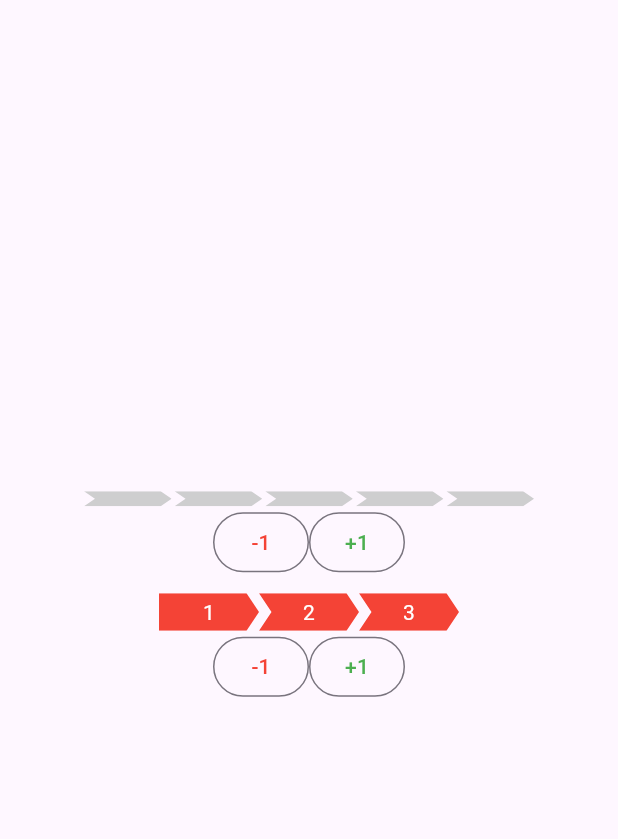
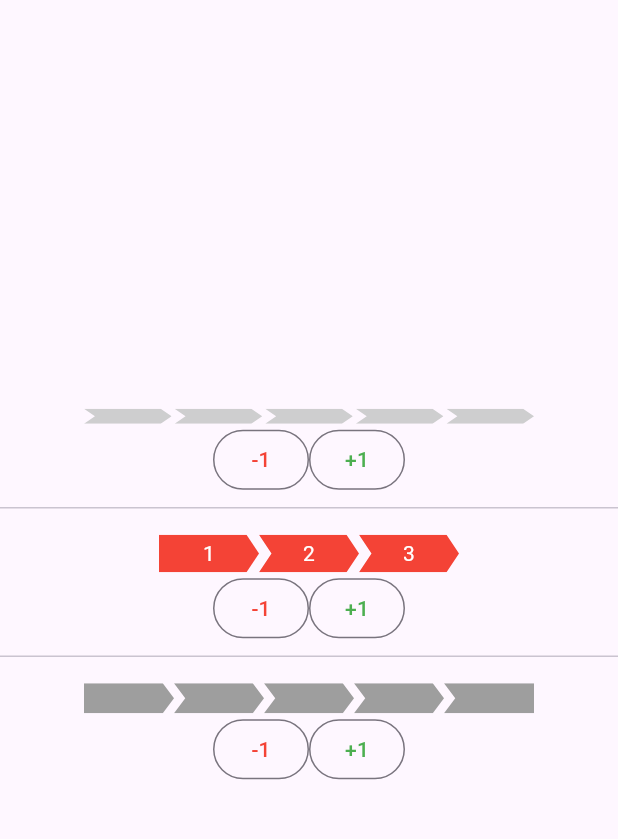
Before and after one commit to Midhun-MP/progress_stepper, a Flutter app: the screen it shows after launch, on a phone screen of 412 x 824 dp, the part 63-902 px from its top. Run offline on Flutter 3.47's test engine with Material 3 defaults, Android fonts, the phone set to English and light mode, and no system bars.

Commit message:
Updated the example project

```diff
--- a/example/lib/blunt_stepper_demo.dart
+++ b/example/lib/blunt_stepper_demo.dart
@@ -34,7 +34,13 @@ class _BluntStepperDemoWidgetState extends State<BluntStepperDemoWidget> {
       children: [
         ProgressStepper(
           width: 300,
+          height: 20,
+          padding: 0,
           currentStep: _bluntStepperCounter,
+          bluntHead: true,
+          bluntTail: true,
+          color: Colors.grey,
+          progressColor: Colors.deepPurple,
           onClick: (int index) {
             setState(() {
               _bluntStepperCounter = index;
--- a/example/lib/main.dart
+++ b/example/lib/main.dart
@@ -2,6 +2,7 @@ import 'package:example/chevron_stepper_demo.dart';
 import 'package:flutter/material.dart';
 import 'package:progress_stepper/progress_stepper.dart';
 
+import 'blunt_stepper_demo.dart';
 import 'custom_stepper_demo.dart';
 
 void main() => runApp(const MyApp());
@@ -39,10 +40,16 @@ class _MyHomePageState extends State<MyHomePage> {
             mainAxisAlignment: MainAxisAlignment.center,
             children: <Widget>[
               ChevronStepperDemoWidget(),
+              Divider(),
               SizedBox(
                 height: 10,
               ),
               CustomStepperDemoWidget(),
+              Divider(),
+              SizedBox(
+                height: 10,
+              ),
+              BluntStepperDemoWidget(),
             ],
           ),
         ), // This trailing comma makes auto-formatting nicer for build methods.
```
